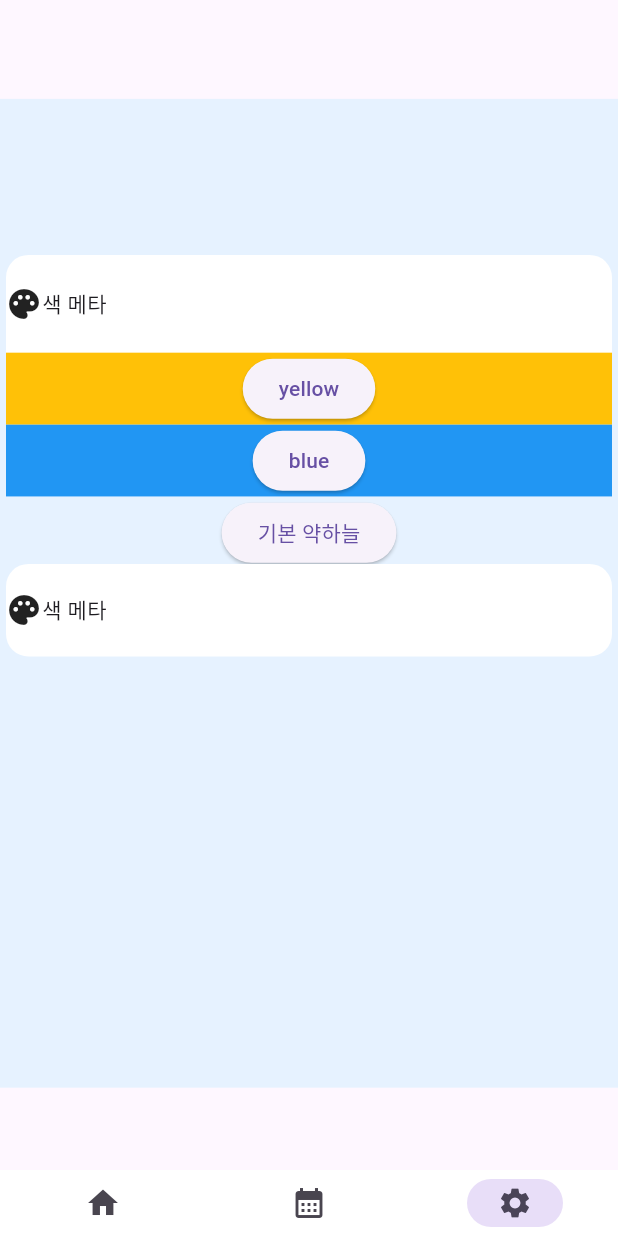
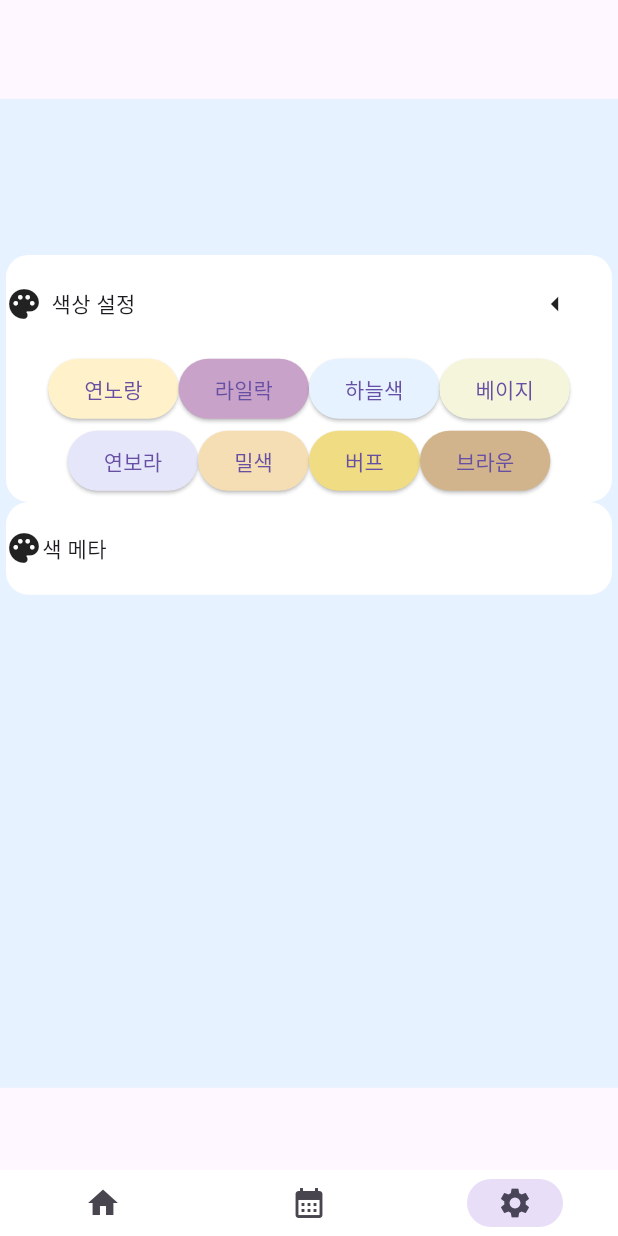
Before and after one commit to vxornjs11/Practice, a Flutter app: the screen it shows after launch, item 3 of the bottom bar chosen, on a phone screen of 412 x 824 dp. Run offline on Flutter 3.47's test engine with Material 3 defaults, Android fonts, the phone set to English and light mode, and no system bars; our stand-ins replace cloud_firestore, firebase_core, fl_chart, flutter_local_notifications, get and 4 more; missing offline and left inert: dart:ffi; accounts and stored records are empty.

```diff
--- a/lib/screen/Settings.dart
+++ b/lib/screen/Settings.dart
@@ -158,12 +158,20 @@ class _SettingsState extends State<Settings> {
                               child: Row(
                                 children: [
                                   Icon(Icons.palette),
-                                  Text("색 메타"),
+                                  SizedBox(
+                                    width: cSize.width * 0.015,
+                                  ),
+                                  Text("색상 설정"),
+                                  SizedBox(
+                                    width: cSize.width * 0.65,
+                                  ),
+                                  Icon(Icons.arrow_drop_down)
                                 ],
+                                //arrow_left_sharp
                               ),
                             )
                           : Container(
-                              height: cSize.height * 0.25,
+                              height: cSize.height * 0.2,
                               width: cSize.width * 1,
                               decoration: BoxDecoration(
                                   color: Colors.white,
@@ -176,20 +184,61 @@ class _SettingsState extends State<Settings> {
                                   Row(
                                     children: [
                                       Icon(Icons.palette),
-                                      Text("색 메타"),
+                                      SizedBox(
+                                        width: cSize.width * 0.015,
+                                      ),
+                                      Text("색상 설정"),
+                                      SizedBox(
+                                        width: cSize.width * 0.65,
+                                      ),
+                                      Icon(Icons.arrow_left_sharp)
                                     ],
                                   ),
                                   SizedBox(
                                     height: cSize.height * 0.025,
                                   ),
+                                  Row(
+                                    mainAxisAlignment: MainAxisAlignment.center,
+                                    children: [
                                       _buildColorButton(
-                                      Colors.amber, "yellow", colorProvider),
+                                          Color.fromARGB(255, 255, 242, 202),
+                                          "연노랑",
+                                          colorProvider),
                                       _buildColorButton(
-                                      Colors.blue, "blue", colorProvider),
+                                          Color.fromRGBO(200, 162, 200, 1.0),
+                                          "라일락",
+                                          colorProvider),
                                       _buildColorButton(
                                           Color.fromARGB(255, 230, 242, 255),
-                                      "기본 약하늘",
+                                          "하늘색",
                                           colorProvider),
+                                      _buildColorButton(
+                                          Color.fromRGBO(245, 245, 220, 1.0),
+                                          "베이지",
+                                          colorProvider),
+                                    ],
+                                  ),
+                                  Row(
+                                    mainAxisAlignment: MainAxisAlignment.center,
+                                    children: [
+                                      _buildColorButton(
+                                          Color.fromRGBO(230, 230, 250, 1.0),
+                                          "연보라",
+                                          colorProvider),
+                                      _buildColorButton(
+                                          Color.fromRGBO(245, 222, 179, 1.0),
+                                          "밀색",
+                                          colorProvider),
+                                      _buildColorButton(
+                                          Color.fromRGBO(240, 220, 130, 1.0),
+                                          "버프",
+                                          colorProvider),
+                                      _buildColorButton(
+                                          Color.fromRGBO(210, 180, 140, 1.0),
+                                          "브라운",
+                                          colorProvider),
+                                    ],
+                                  )
                                 ],
                               ),
                             ),
@@ -219,10 +268,11 @@ class _SettingsState extends State<Settings> {
   }
 
   Widget _buildColorButton(Color color, String label, colorProvider) {
-    return Container(
-      color: color,
-      child: Center(
+    return Center(
       child: ElevatedButton(
+        style: ElevatedButton.styleFrom(
+          backgroundColor: color,
+        ),
         onPressed: () {
           // Example of changing the background color
           colorProvider.changeBackgroundColor(
@@ -231,7 +281,6 @@ class _SettingsState extends State<Settings> {
         },
         child: Text(label),
       ),
-      ),
     );
   }
 }
```
Also changed, not shown: lib/screen/Calendar.dart (+32 -7 lines), lib/screen/Mainpage.dart (+6 -3 lines). Lines whose indentation alone changed are shown as unchanged.
